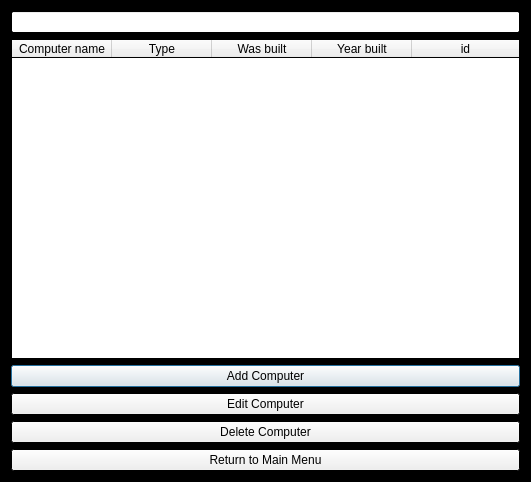
stefanv15/verklegtNamskeid_skil3, file computerwindow.ui: the form before one commit.
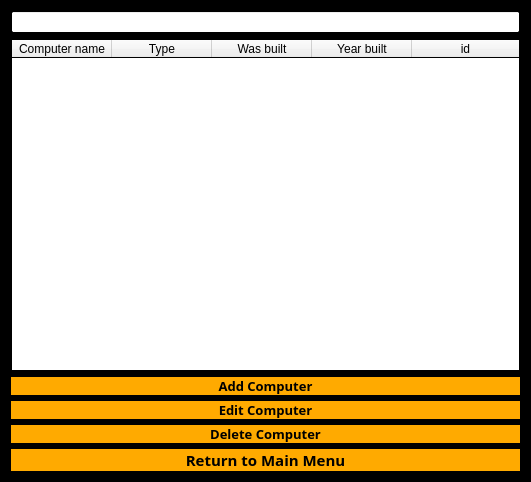
The form after the commit.

```diff
--- a/computerwindow.ui
+++ b/computerwindow.ui
@@ -215,6 +215,21 @@
    </item>
    <item>
     <widget class="QPushButton" name="btnAdd">
+     <property name="font">
+      <font>
+       <family>Rockwell</family>
+       <pointsize>10</pointsize>
+       <weight>75</weight>
+       <bold>true</bold>
+      </font>
+     </property>
+     <property name="styleSheet">
+      <string notr="true">QPushButton
+{
+	color: black;
+	background-color: rgba(255, 170, 0); border: none;
+}</string>
+     </property>
      <property name="text">
       <string>Add Computer</string>
      </property>
@@ -222,6 +237,21 @@
    </item>
    <item>
     <widget class="QPushButton" name="buttonEdit">
+     <property name="font">
+      <font>
+       <family>Rockwell</family>
+       <pointsize>10</pointsize>
+       <weight>75</weight>
+       <bold>true</bold>
+      </font>
+     </property>
+     <property name="styleSheet">
+      <string notr="true">QPushButton
+{
+	color: black;
+	background-color: rgba(255, 170, 0); border: none;
+}</string>
+     </property>
      <property name="text">
       <string>Edit Computer</string>
      </property>
@@ -229,6 +259,21 @@
    </item>
    <item>
     <widget class="QPushButton" name="btnDel">
+     <property name="font">
+      <font>
+       <family>Rockwell</family>
+       <pointsize>10</pointsize>
+       <weight>75</weight>
+       <bold>true</bold>
+      </font>
+     </property>
+     <property name="styleSheet">
+      <string notr="true">QPushButton
+{
+	color: black;
+	background-color: rgba(255, 170, 0); border: none;
+}</string>
+     </property>
      <property name="text">
       <string>Delete Computer</string>
      </property>
@@ -236,6 +281,21 @@
    </item>
    <item>
     <widget class="QPushButton" name="button_computer_return">
+     <property name="font">
+      <font>
+       <family>Rockwell</family>
+       <pointsize>11</pointsize>
+       <weight>75</weight>
+       <bold>true</bold>
+      </font>
+     </property>
+     <property name="styleSheet">
+      <string notr="true">QPushButton
+{
+	color: black;
+	background-color: rgba(255, 170, 0); border: none;
+}</string>
+     </property>
      <property name="text">
       <string>Return to Main Menu</string>
      </property>
```
